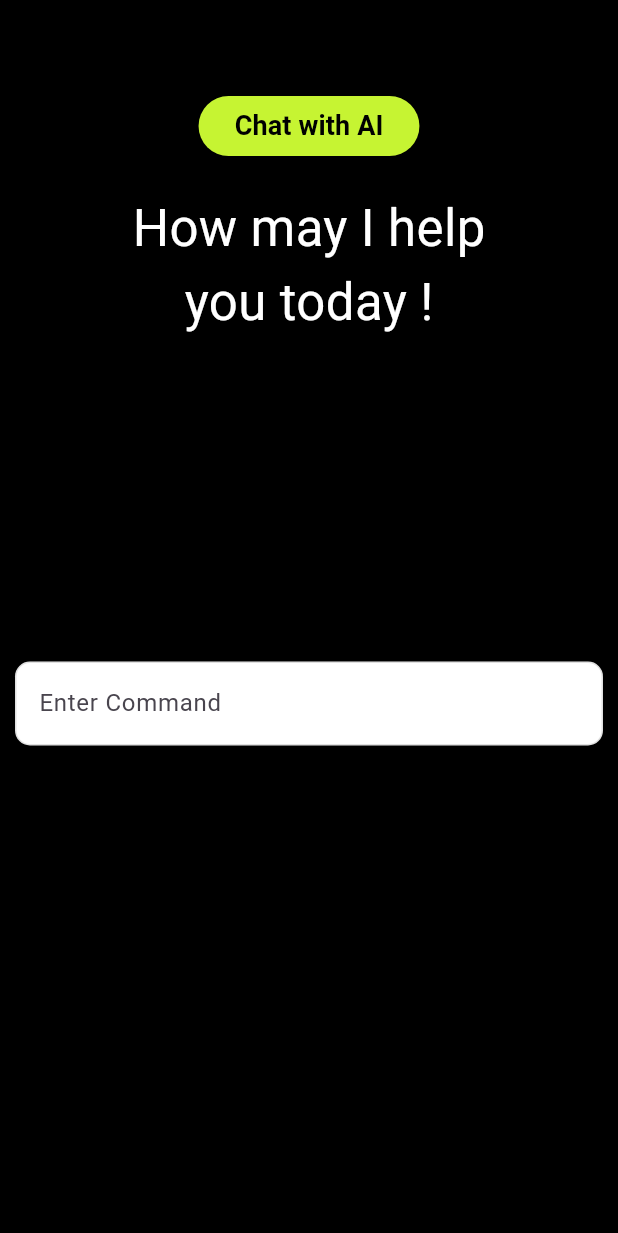
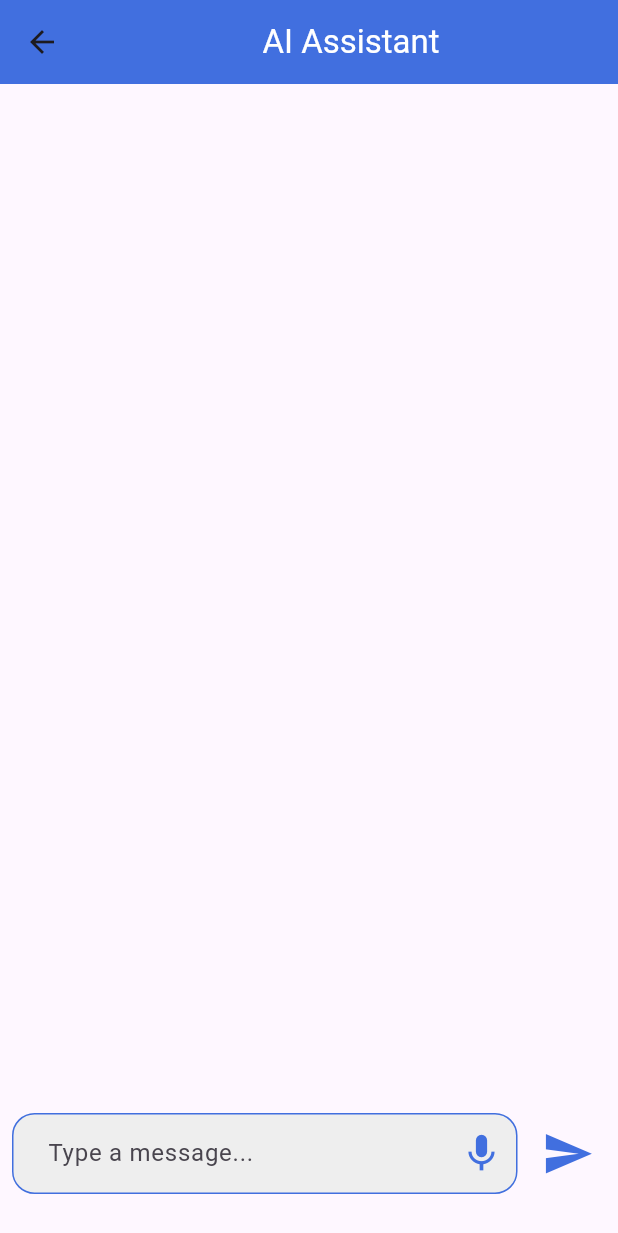
Before and after one commit to hashir4825/FinBot, a Flutter app: the DashboardPage screen opened directly, after a tap on "Chat With Bot", on a phone screen of 412 x 824 dp. Shown: the top 1233 px of the screen. Run offline on Flutter 3.47's test engine with Material 3 defaults, Android fonts, the phone set to English and light mode, and no system bars.

Commit message:
I have added Chat with AI Assistant(Bot) User interface Page

```diff
--- a/Finbot/fin_bot/lib/ChatWithBot.dart
+++ b/Finbot/fin_bot/lib/ChatWithBot.dart
@@ -1,95 +1,135 @@
-
-
 import 'package:flutter/cupertino.dart';
 import 'package:flutter/material.dart';
 
-class ChatWithBot extends StatefulWidget {
-  const ChatWithBot({super.key});
+class ChatScreen extends StatefulWidget {
+  const ChatScreen({super.key});
 
   @override
-  State<ChatWithBot> createState() => _ChatWithBotState();
+  _ChatScreenState createState() => _ChatScreenState();
 }
 
-class _ChatWithBotState extends State<ChatWithBot> {
+class _ChatScreenState extends State<ChatScreen> {
+  final List<Map<String, String>> _messages = [];
+  final TextEditingController _controller = TextEditingController();
 
+  void _sendMessage() {
+    setState(() {
+      _messages.add({'type': 'sent', 'text': _controller.text});
+      _messages.add({'type': 'received', 'text': 'This is a response.'});
+      _controller.clear();
+    });
+  }
 
-  final TextEditingController commandController= TextEditingController();
+  Widget _buildMessage(String text, bool isSent) {
+    return Container(
+      margin: const EdgeInsets.symmetric(vertical: 4.0),
+      padding: const EdgeInsets.all(12.0),
+      decoration: BoxDecoration(
+        color: isSent ? Color(0xFF416FDF) : Colors.white,
+        borderRadius: BorderRadius.only(
+          topLeft: Radius.circular(10),
+          bottomRight: Radius.circular(10),
+          topRight: isSent ? Radius.circular(0) : Radius.circular(10),
+          bottomLeft: isSent ? Radius.circular(10) : Radius.circular(0),
+        ),
+        boxShadow: [
+          BoxShadow(
+            color: Colors.black.withOpacity(0.1),
+            spreadRadius: 1,
+            blurRadius: 5,
+          ),
+        ],
+      ),
+      child: Text(
+        text,
+        style: TextStyle(
+          color: isSent ? Colors.white : Colors.black,
+          fontSize: 20.0,
+        ),
+      ),
+    );
+  }
+
   @override
   Widget build(BuildContext context) {
     return Scaffold(
-      backgroundColor: Colors.black,
-
-      body: SingleChildScrollView(
-
-        child: Container(
-          color: Colors.black,
-          child: Column(
+      appBar: AppBar(
+        title: Center(
+            child: const Text(
+              'AI Assistant',
+              style: TextStyle(color: Colors.white),
+            )),
+        backgroundColor: Color(0xFF416FDF),
+      ),
+      body: Column(
         children: [
-              SizedBox(height: 60,),
-              Container(
-                child: ElevatedButton(
-                  onPressed: (){},
-                  style:  ElevatedButton.styleFrom(backgroundColor: Color(0XFFC6F432)),
-                  child: Text('Chat with AI',style: TextStyle(color:
-                  Colors.black,fontSize: 18,fontWeight: FontWeight.bold),),
+          Expanded(
+            child: ListView.builder(
+              padding: const EdgeInsets.all(8.0),
+              itemCount: _messages.length,
+              itemBuilder: (context, index) {
+                final message = _messages[index];
+                final isSent = message['type'] == 'sent';
+                return Column(
+                  crossAxisAlignment:
+                  isSent ? CrossAxisAlignment.end : CrossAxisAlignment.start,
+                  children: [
+                    _buildMessage(message!['text']!, isSent),
+                    if (index < _messages.length - 1)
+                      SizedBox(height: 8.0), // Add a gap
+                  ],
+                );
+              },
             ),
           ),
-              SizedBox(
-                height: 20,
+          Padding(
+            padding: const EdgeInsets.all(8.0),
+            child: Row(
+              children: [
+                Expanded(
+                  child: TextField(
+                    controller: _controller,
+                    decoration: InputDecoration(
+                      hintText: 'Type a message...',
+                      suffixIcon: Icon(
+                        Icons.mic,
+                        color: Color(0xFF416FDF),
+                        size: 30,
+                      ),
+                      contentPadding: const EdgeInsets.symmetric(
+                        vertical: 15.0,
+                        horizontal: 20.0,
+                      ),
+                      border: OutlineInputBorder(
+                        borderRadius: BorderRadius.circular(20.0),
+                        borderSide: BorderSide(color: Color(0xFF416FDF) )
                       ),
 
-              Center(
-                child: Padding(
-                  padding: const EdgeInsets.only(left: 34.0,right: 34),
-                  child: Text(
-                    "How may I help",
-                    style: TextStyle(color: Colors.white, fontSize: 34),
+                      enabledBorder: OutlineInputBorder(
+                          borderRadius: BorderRadius.circular(15.0),
+                        borderSide: BorderSide(color: Color(0xFF416FDF),
+                        )
+                      ),
+                      filled: true,
+                      fillColor: Colors.grey[200],
                     ),
                   ),
                 ),
-              Center(
-                child: Padding(
-                  padding: const EdgeInsets.only(left: 34.0,right: 34),
-                  child: Text(
-                    "you today !",
-                    style: TextStyle(color: Colors.white, fontSize: 34),
+                const SizedBox(width: 8.0),
+                IconButton(
+                  icon: const Icon(
+                    Icons.send,
+                    color: Color(0xFF416FDF),
+                    size: 35,
                   ),
+                  onPressed: _sendMessage,
                 ),
-              ),
-              SizedBox(height: 15,),
-
-              Padding(
-                padding: const EdgeInsets.only(top:200 ,bottom: 20.0,left: 10,
-                    right: 10),
-                child: TextField(
-                  controller: commandController,
-                  obscureText: false, // Set to true if it's a password field
-                  decoration: InputDecoration(
-                    fillColor: Colors.white,
-                    filled: true,
-                    labelText: 'Enter Command',
-                    hintStyle: TextStyle(color: Colors.white),
-                    border: OutlineInputBorder(
-                      borderSide: BorderSide(color: Colors.black12),
-                      borderRadius: BorderRadius.circular(10),
-                    ),
-                    enabledBorder: OutlineInputBorder(
-                      borderSide: BorderSide(color: Colors.black12),
-                      borderRadius: BorderRadius.circular(10),
-                    ),
-                  ),
-                ),
-              ),
-              SizedBox(height: 20), // Spacer
-              // Add more TextFormFields or other widgets as needed
-
-
               ],
             ),
           ),
+          SizedBox(height: 20),
+        ],
       ),
-
-
     );
   }
 }
--- a/Finbot/fin_bot/lib/Dashboard.dart
+++ b/Finbot/fin_bot/lib/Dashboard.dart
@@ -135,7 +135,8 @@ class _DashboardPageState extends State<DashboardPage> {
                     children: [
                       GestureDetector(
                         onTap: (){
-                          Navigator.push(context, MaterialPageRoute(builder: (context)=>ChatWithBot()));
+                          Navigator.push(context, MaterialPageRoute(builder:
+                              (context)=>ChatScreen()));
                         },
                         child: Container(
                           width: 160,
--- a/Finbot/fin_bot/lib/main.dart
+++ b/Finbot/fin_bot/lib/main.dart
@@ -1,3 +1,4 @@
+import 'package:fin_bot/ChatWithBot.dart';
 import 'package:fin_bot/Login_Page.dart';
 import 'package:fin_bot/Welcome_Screen.dart';
 import 'package:flutter/material.dart';
@@ -20,7 +21,7 @@ class MyApp extends StatelessWidget {
           colorScheme: ColorScheme.fromSeed(seedColor: Colors.deepPurple),
           useMaterial3: true,
         ),
-        home: WelcomeScreen()
+        home: ChatScreen()
     );
   }
 }
```
Lines whose indentation alone changed are shown as unchanged.
